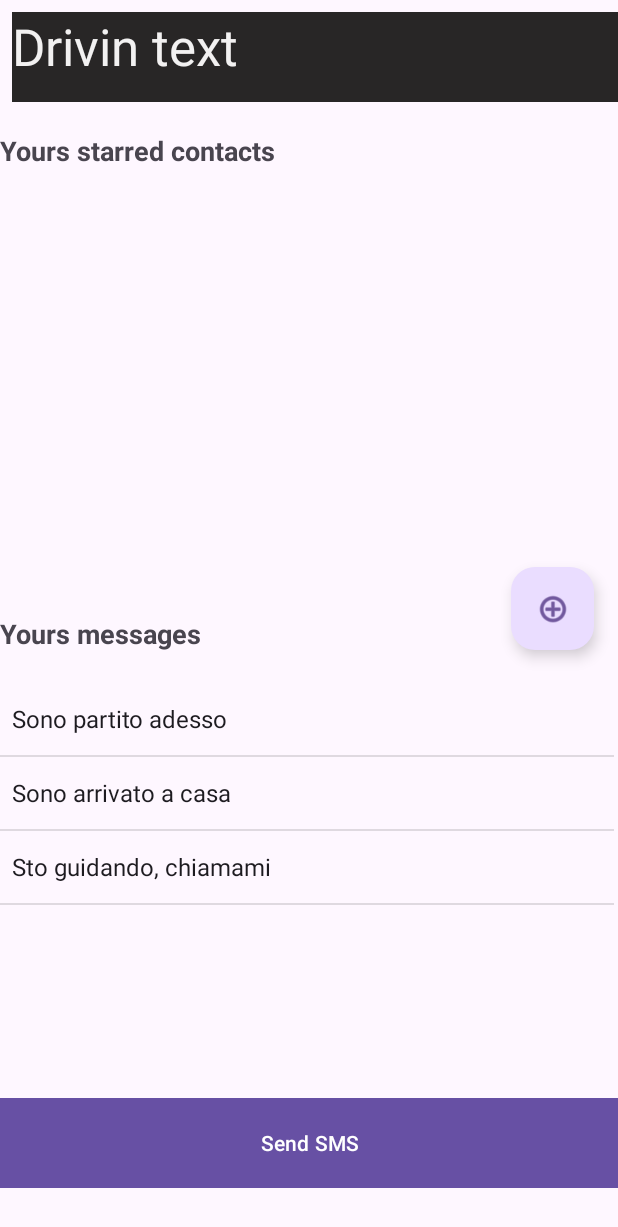
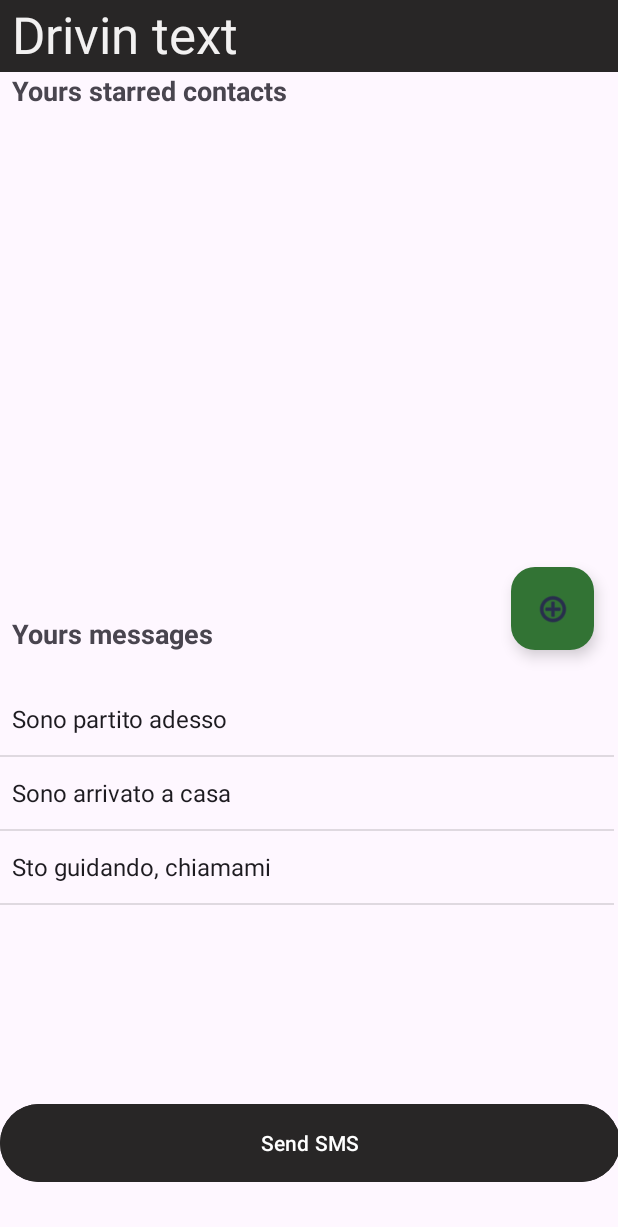
Before and after one commit to albertomorini/DrivinText, an Android app: the screen it shows after launch (MainActivity), on a phone screen of 412 x 824 dp. Shown: the top 1227 px of the screen. Run offline under Robolectric (Android 15) with nearby library versions, the phone set to English and light mode, and no system bars.

```diff
--- a/app/src/main/res/layout/activity_main.xml
+++ b/app/src/main/res/layout/activity_main.xml
@@ -7,15 +7,40 @@
     android:layout_height="match_parent"
     tools:context=".MainActivity">
 
+    <LinearLayout
+        android:layout_width="match_parent"
+        android:layout_height="match_parent"
+        android:fitsSystemWindows="true"
+        android:orientation="vertical"
+        tools:layout_editor_absoluteX="2dp"
+        tools:layout_editor_absoluteY="-41dp">
+
+        <TextView
+            android:id="@+id/DrivinText_lbl"
+            android:layout_width="match_parent"
+            android:layout_height="48dp"
+            android:background="#282626"
+            android:paddingStart="8dp"
+            android:text="Drivin text"
+            android:textColor="#F2F1F1"
+            android:textSize="34sp"
+            app:layout_constraintEnd_toEndOf="parent"
+            app:layout_constraintHorizontal_bias="0.0"
+            app:layout_constraintStart_toStartOf="parent"
+            app:layout_constraintTop_toTopOf="parent" />
+
+
         <TextView
             android:id="@+id/labelContacts"
             android:layout_width="411dp"
             android:layout_height="28dp"
+            android:paddingStart="8dp"
             android:text="Yours starred contacts"
             android:textAppearance="@style/TextAppearance.AppCompat.Medium"
             android:textStyle="bold"
             app:layout_constraintBottom_toTopOf="@+id/list"
             tools:layout_editor_absoluteX="2dp" />
+    </LinearLayout>
 
     <ListView
         android:id="@+id/list"
@@ -30,6 +55,7 @@
         android:id="@+id/labelMessages"
         android:layout_width="330dp"
         android:layout_height="45dp"
+        android:paddingStart="8dp"
         android:text="Yours messages"
         android:textAppearance="@style/TextAppearance.AppCompat.Medium"
         android:textStyle="bold"
@@ -45,31 +71,18 @@
         app:layout_constraintVertical_bias="0.678"
         tools:layout_editor_absoluteX="2dp" />
 
+
     <Button
         android:id="@+id/buttonSendSMS"
         android:layout_width="413dp"
         android:layout_height="60dp"
         android:layout_marginBottom="32dp"
+        android:backgroundTint="#282626"
         android:text="Send SMS"
-        android:background="#282626"
+        android:textColor="#fff"
         app:layout_constraintBottom_toBottomOf="parent"
         tools:layout_editor_absoluteX="-2dp" />
 
-    <TextView
-        android:id="@+id/DrivinText_lbl"
-        android:layout_width="411dp"
-        android:layout_height="60dp"
-        android:layout_marginStart="8dp"
-        android:layout_marginTop="8dp"
-        android:layout_marginEnd="8dp"
-        android:background="#282626"
-        android:text="Drivin text"
-        android:textColor="#F2F1F1"
-        android:textSize="34sp"
-        app:layout_constraintEnd_toEndOf="parent"
-        app:layout_constraintHorizontal_bias="0.0"
-        app:layout_constraintStart_toStartOf="parent"
-        app:layout_constraintTop_toTopOf="parent" />
 
     <com.google.android.material.floatingactionbutton.FloatingActionButton
         android:id="@+id/floating_newMessage"
@@ -78,6 +91,7 @@
         android:layout_marginStart="10dp"
         android:layout_marginTop="44dp"
         android:layout_marginEnd="16dp"
+        android:backgroundTint="#327334"
         android:clickable="true"
         app:layout_constraintBottom_toTopOf="@+id/listMessages"
         app:layout_constraintEnd_toEndOf="parent"
```
Also changed, not shown: app/src/main/res/layout/android_auto_layout.xml (added, +76 -0 lines). Lines whose indentation alone changed are shown as unchanged.
